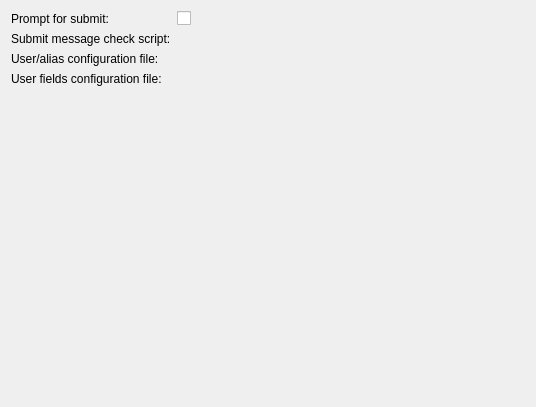
Qt form src/plugins/vcsbase/vcsbasesettingspage.ui (qt-creator/qt-creator) before a commit.
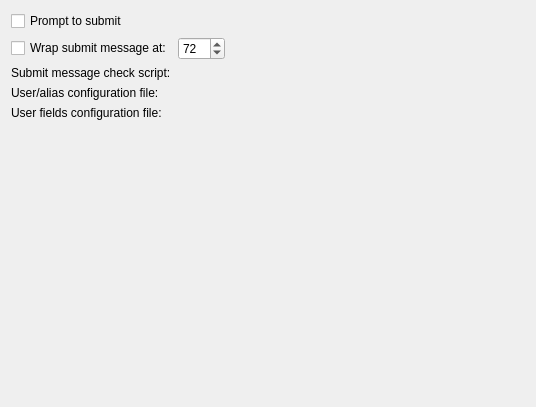
The same form after that commit. Custom widgets are drawn as their Qt base class.

Patch:
```diff
--- a/src/plugins/vcsbase/vcsbasesettingspage.ui
+++ b/src/plugins/vcsbase/vcsbasesettingspage.ui
@@ -13,25 +13,62 @@
   <property name="windowTitle">
    <string>Form</string>
   </property>
+  <layout class="QVBoxLayout" name="verticalLayout_3">
+   <item>
+    <layout class="QHBoxLayout" name="horizontalLayout_2">
+     <item>
+      <layout class="QVBoxLayout" name="verticalLayout_2">
+       <item>
   <layout class="QVBoxLayout" name="verticalLayout">
+         <item>
+          <widget class="QCheckBox" name="promptForSubmitCheckBox">
+           <property name="text">
+            <string>Prompt to submit</string>
+           </property>
+          </widget>
+         </item>
    <item>
     <layout class="QHBoxLayout" name="horizontalLayout">
      <item>
+            <widget class="QCheckBox" name="lineWrapCheckBox">
+             <property name="text">
+              <string>Wrap submit message at:</string>
+             </property>
+            </widget>
+           </item>
+           <item>
+            <widget class="QSpinBox" name="lineWrapSpinBox">
+             <property name="minimum">
+              <number>40</number>
+             </property>
+             <property name="maximum">
+              <number>200</number>
+             </property>
+             <property name="value">
+              <number>72</number>
+             </property>
+            </widget>
+           </item>
+           <item>
+            <spacer name="horizontalSpacer_2">
+             <property name="orientation">
+              <enum>Qt::Horizontal</enum>
+             </property>
+             <property name="sizeHint" stdset="0">
+              <size>
+               <width>40</width>
+               <height>20</height>
+              </size>
+             </property>
+            </spacer>
+           </item>
+          </layout>
+         </item>
+        </layout>
+       </item>
+       <item>
       <layout class="QFormLayout" name="formLayout">
-       <property name="fieldGrowthPolicy">
-        <enum>QFormLayout::ExpandingFieldsGrow</enum>
-       </property>
        <item row="0" column="0">
-        <widget class="QLabel" name="promptForSubmitLabel">
-         <property name="text">
-          <string>Prompt for submit:</string>
-         </property>
-        </widget>
-       </item>
-       <item row="0" column="1">
-        <widget class="QCheckBox" name="promptForSubmitCheckBox"/>
-       </item>
-       <item row="1" column="0">
         <widget class="QLabel" name="submitMessageCheckScriptLabel">
          <property name="toolTip">
           <string>An executable which is called with the submit message in a temporary file as first argument. It should return with an exit != 0 and a message on standard error to indicate failure.</string>
@@ -41,10 +78,10 @@
          </property>
         </widget>
        </item>
-       <item row="1" column="1">
-        <widget class="Core::Utils::PathChooser" name="submitMessageCheckScriptChooser" native="true"/>
-       </item>
-       <item row="2" column="0">
+         <item row="0" column="1">
+          <widget class="Core::Utils::PathChooser" name="submitMessageCheckScriptChooser"/>
+         </item>
+         <item row="1" column="0">
         <widget class="QLabel" name="nickNameMailMapLabel">
          <property name="toolTip">
           <string>A file listing user names and email addresses in a 4-column mailmap format:
@@ -55,10 +92,10 @@
          </property>
         </widget>
        </item>
-       <item row="2" column="1">
-        <widget class="Core::Utils::PathChooser" name="nickNameMailMapChooser" native="true"/>
-       </item>
-       <item row="3" column="0">
+         <item row="1" column="1">
+          <widget class="Core::Utils::PathChooser" name="nickNameMailMapChooser"/>
+         </item>
+         <item row="2" column="0">
         <widget class="QLabel" name="nickNameFieldsFileLabel">
          <property name="toolTip">
           <string>A simple file containing lines with field names like &quot;Reviewed-By:&quot; which will be added below the submit editor.</string>
@@ -68,8 +105,10 @@
          </property>
         </widget>
        </item>
-       <item row="3" column="1">
-        <widget class="Core::Utils::PathChooser" name="nickNameFieldsFileChooser" native="true"/>
+         <item row="2" column="1">
+          <widget class="Core::Utils::PathChooser" name="nickNameFieldsFileChooser"/>
+         </item>
+        </layout>
        </item>
       </layout>
      </item>
```
Lines whose indentation alone changed are shown as unchanged.
